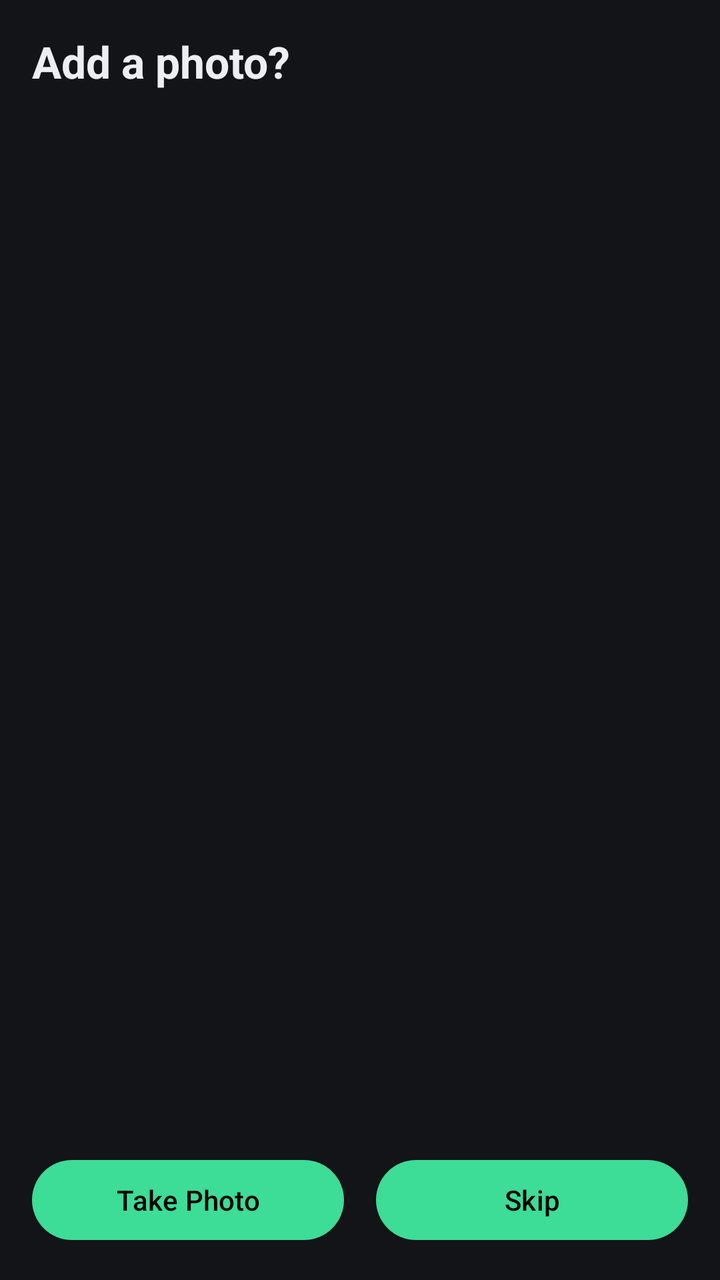
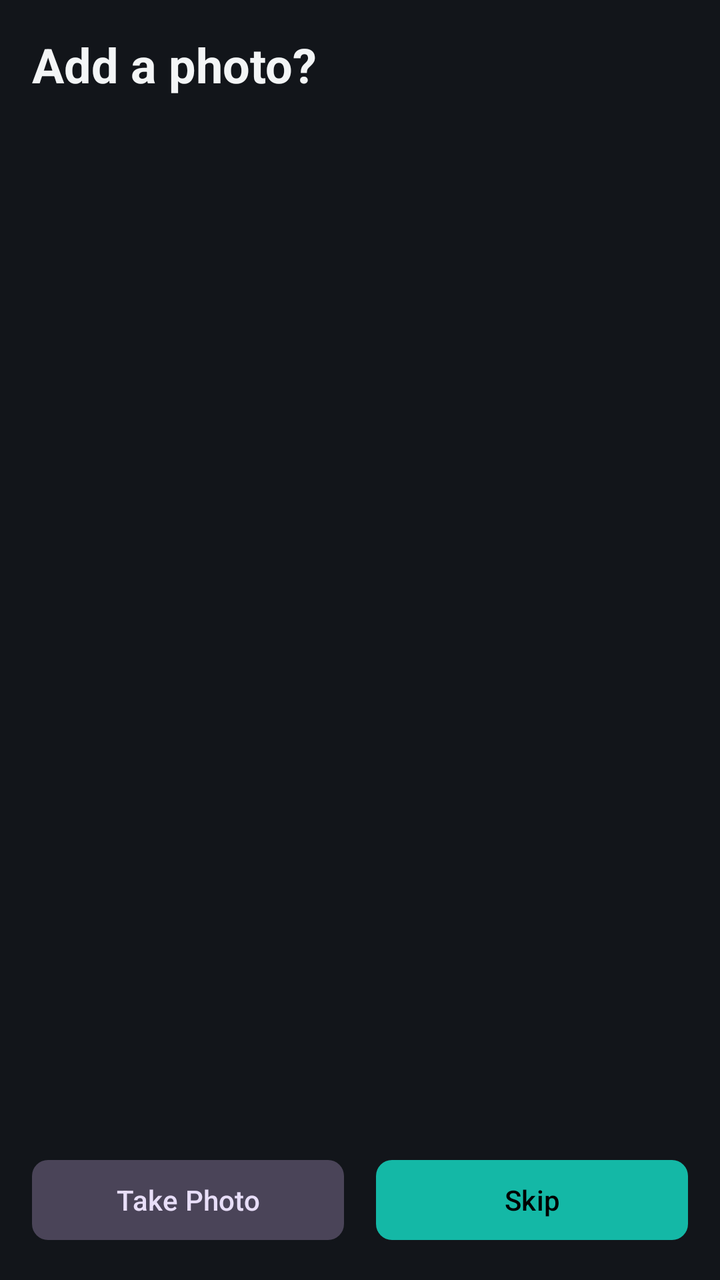

Screens rendered from an Android XML layout before and after an edit, with the pre-edit source and the edit as a unified diff.
<!-- AndroidManifest.xml: application theme Theme.Trackr -->
<!-- res/layout/activity_photo_capture.xml -->
<?xml version="1.0" encoding="utf-8"?>
<androidx.constraintlayout.widget.ConstraintLayout xmlns:android="http://schemas.android.com/apk/res/android"
    xmlns:app="http://schemas.android.com/apk/res-auto"
    xmlns:tools="http://schemas.android.com/tools"
    android:layout_width="match_parent"
    android:layout_height="match_parent"
    android:background="?android:attr/colorBackground"
    android:padding="16dp"
    tools:context=".ui.photo.PhotoCaptureActivity">

    <TextView
        android:id="@+id/textTitle"
        android:layout_width="wrap_content"
        android:layout_height="wrap_content"
        android:text="@string/photo_prompt_title"
        android:textColor="?attr/colorOnSurface"
        android:textSize="22sp"
        android:textStyle="bold"
        app:layout_constraintStart_toStartOf="parent"
        app:layout_constraintTop_toTopOf="parent" />

    <ImageView
        android:id="@+id/imagePreview"
        android:layout_width="0dp"
        android:layout_height="0dp"
        android:layout_marginTop="16dp"
        android:background="?attr/colorSurfaceVariant"
        android:contentDescription="@null"
        android:scaleType="centerCrop"
        android:visibility="gone"
        app:layout_constraintBottom_toTopOf="@id/buttonRow"
        app:layout_constraintEnd_toEndOf="parent"
        app:layout_constraintStart_toStartOf="parent"
        app:layout_constraintTop_toBottomOf="@id/textTitle" />

    <LinearLayout
        android:id="@+id/buttonRow"
        android:layout_width="match_parent"
        android:layout_height="wrap_content"
        android:layout_marginTop="12dp"
        android:orientation="horizontal"
        app:layout_constraintBottom_toBottomOf="parent"
        app:layout_constraintStart_toStartOf="parent">

        <Button
            android:id="@+id/buttonTakePhoto"
            android:layout_width="0dp"
            android:layout_height="wrap_content"
            android:layout_marginEnd="8dp"
            android:layout_weight="1"
            android:text="@string/take_photo" />

        <Button
            android:id="@+id/buttonSecondary"
            android:layout_width="0dp"
            android:layout_height="wrap_content"
            android:layout_marginStart="8dp"
            android:layout_weight="1"
            android:text="@string/skip" />

    </LinearLayout>

</androidx.constraintlayout.widget.ConstraintLayout>
<!-- resources referenced by this layout -->
<resources>
  <string name="skip">Skip</string>
  <style name="Theme.Trackr" parent="Theme.Material3.Dark.NoActionBar">
          <item name="colorPrimary">@color/trackr_accent</item>
          <item name="colorOnPrimary">@color/black</item>
          <item name="colorSecondary">@color/trackr_accent</item>
          <item name="colorOnSecondary">@color/black</item>
          <item name="colorSurface">@color/trackr_surface</item>
          <item name="colorOnSurface">@color/trackr_on_surface</item>
          <item name="colorSurfaceVariant">@color/trackr_surface_variant</item>
          <item name="colorOnSurfaceVariant">@color/trackr_on_surface_muted</item>
          <item name="android:colorBackground">@color/trackr_background</item>
          <item name="colorError">@color/trackr_danger</item>
          <item name="android:statusBarColor" tools:targetApi="l">@color/trackr_background</item>
          <item name="android:navigationBarColor" tools:targetApi="l">@color/trackr_background</item>
      </style>
  <color name="trackr_accent">#3DDC97</color>
  <color name="black">#000000</color>
  <color name="trackr_surface">#1B1F23</color>
  <color name="trackr_on_surface">#ECEFF1</color>
  <color name="trackr_surface_variant">#242A2F</color>
  <color name="trackr_on_surface_muted">#9AA5AD</color>
  <color name="trackr_background">#121417</color>
  <!-- unchanged entries left out for length: 3 -->
</resources>

<!-- the commit's change to res/layout/activity_photo_capture.xml (unified diff, before → after) -->
@@ -5,7 +5,7 @@
     android:layout_width="match_parent"
     android:layout_height="match_parent"
     android:background="?android:attr/colorBackground"
-    android:padding="16dp"
+    android:padding="@dimen/spacing_sm"
     tools:context=".ui.photo.PhotoCaptureActivity">
 
     <TextView
@@ -13,48 +13,50 @@
         android:layout_width="wrap_content"
         android:layout_height="wrap_content"
         android:text="@string/photo_prompt_title"
-        android:textColor="?attr/colorOnSurface"
-        android:textSize="22sp"
-        android:textStyle="bold"
+        android:textAppearance="@style/TextAppearance.Trackr.ScreenTitle"
         app:layout_constraintStart_toStartOf="parent"
         app:layout_constraintTop_toTopOf="parent" />
 
-    <ImageView
+    <com.google.android.material.imageview.ShapeableImageView
         android:id="@+id/imagePreview"
         android:layout_width="0dp"
         android:layout_height="0dp"
-        android:layout_marginTop="16dp"
+        android:layout_marginTop="@dimen/spacing_sm"
         android:background="?attr/colorSurfaceVariant"
-        android:contentDescription="@null"
+        android:contentDescription="@string/content_description_session_photo"
         android:scaleType="centerCrop"
         android:visibility="gone"
         app:layout_constraintBottom_toTopOf="@id/buttonRow"
         app:layout_constraintEnd_toEndOf="parent"
         app:layout_constraintStart_toStartOf="parent"
-        app:layout_constraintTop_toBottomOf="@id/textTitle" />
+        app:layout_constraintTop_toBottomOf="@id/textTitle"
+        app:shapeAppearanceOverlay="@style/ShapeAppearance.Trackr.HeroImage"
+        tools:visibility="visible" />
 
     <LinearLayout
         android:id="@+id/buttonRow"
         android:layout_width="match_parent"
         android:layout_height="wrap_content"
-        android:layout_marginTop="12dp"
+        android:layout_marginTop="@dimen/spacing_sm"
         android:orientation="horizontal"
         app:layout_constraintBottom_toBottomOf="parent"
         app:layout_constraintStart_toStartOf="parent">
 
-        <Button
+        <com.google.android.material.button.MaterialButton
             android:id="@+id/buttonTakePhoto"
+            style="@style/Widget.Trackr.Button.Secondary"
             android:layout_width="0dp"
             android:layout_height="wrap_content"
-            android:layout_marginEnd="8dp"
+            android:layout_marginEnd="@dimen/spacing_xs"
             android:layout_weight="1"
             android:text="@string/take_photo" />
 
-        <Button
+        <com.google.android.material.button.MaterialButton
             android:id="@+id/buttonSecondary"
+            style="@style/Widget.Trackr.Button.Primary"
             android:layout_width="0dp"
             android:layout_height="wrap_content"
-            android:layout_marginStart="8dp"
+            android:layout_marginStart="@dimen/spacing_xs"
             android:layout_weight="1"
             android:text="@string/skip" />
 
<!-- resource entries referenced after the edit -->
@@ -1,11 +1,35 @@
 <!-- resources referenced by this layout -->
 <resources>
+  <dimen name="spacing_sm">16dp</dimen>
+  <dimen name="spacing_xs">8dp</dimen>
+  <string name="content_description_session_photo">Photo from this session</string>
   <string name="skip">Skip</string>
+  <style name="ShapeAppearance.Trackr.HeroImage" parent="">
+          <item name="cornerFamily">rounded</item>
+          <item name="cornerSizeTopLeft">@dimen/radius_card</item>
+          <item name="cornerSizeTopRight">@dimen/radius_card</item>
+          <item name="cornerSizeBottomLeft">0dp</item>
+          <item name="cornerSizeBottomRight">0dp</item>
+      </style>
+  <style name="TextAppearance.Trackr.ScreenTitle" parent="TextAppearance.Material3.HeadlineSmall">
+          <item name="android:textColor">?attr/colorOnSurface</item>
+          <item name="android:textStyle">bold</item>
+      </style>
+  <style name="Widget.Trackr.Button.Primary" parent="Widget.Material3.Button">
+          <item name="cornerRadius">@dimen/radius_small</item>
+          <item name="android:minHeight">@dimen/touch_target_min</item>
+      </style>
+  <style name="Widget.Trackr.Button.Secondary" parent="Widget.Material3.Button.TonalButton">
+          <item name="cornerRadius">@dimen/radius_small</item>
+          <item name="android:minHeight">@dimen/touch_target_min</item>
+      </style>
   <style name="Theme.Trackr" parent="Theme.Material3.Dark.NoActionBar">
           <item name="colorPrimary">@color/trackr_accent</item>
           <item name="colorOnPrimary">@color/black</item>
           <item name="colorSecondary">@color/trackr_accent</item>
           <item name="colorOnSecondary">@color/black</item>
+          <item name="colorTertiary">@color/trackr_success</item>
+          <item name="colorOnTertiary">@color/black</item>
           <item name="colorSurface">@color/trackr_surface</item>
           <item name="colorOnSurface">@color/trackr_on_surface</item>
           <item name="colorSurfaceVariant">@color/trackr_surface_variant</item>
@@ -14,14 +38,38 @@
           <item name="colorError">@color/trackr_danger</item>
           <item name="android:statusBarColor" tools:targetApi="l">@color/trackr_background</item>
           <item name="android:navigationBarColor" tools:targetApi="l">@color/trackr_background</item>
+  
+          
+          <item name="materialCardViewStyle">@style/Widget.Trackr.Card</item>
+          <item name="materialButtonStyle">@style/Widget.Trackr.Button.Primary</item>
+          <item name="extendedFloatingActionButtonStyle">@style/Widget.Trackr.Fab.Extended</item>
+          <item name="toolbarStyle">@style/Widget.Trackr.Toolbar</item>
       </style>
-  <color name="trackr_accent">#3DDC97</color>
+  <dimen name="radius_card">16dp</dimen>
+  <dimen name="radius_small">8dp</dimen>
+  <dimen name="touch_target_min">48dp</dimen>
+  <color name="trackr_accent">#14B8A6</color>
   <color name="black">#000000</color>
-  <color name="trackr_surface">#1B1F23</color>
-  <color name="trackr_on_surface">#ECEFF1</color>
-  <color name="trackr_surface_variant">#242A2F</color>
-  <color name="trackr_on_surface_muted">#9AA5AD</color>
-  <color name="trackr_background">#121417</color>
+  <color name="trackr_success">#22C55E</color>
+  <color name="trackr_surface">#1D2229</color>
+  <color name="trackr_on_surface">#F3F5F6</color>
+  <color name="trackr_surface_variant">#272E37</color>
+  <color name="trackr_on_surface_muted">#9AA7B2</color>
+  <color name="trackr_background">#12151A</color>
+  <style name="Widget.Trackr.Card" parent="Widget.Material3.CardView.Filled">
+          <item name="cardCornerRadius">@dimen/radius_card</item>
+          <item name="cardElevation">0dp</item>
+          <item name="cardBackgroundColor">?attr/colorSurface</item>
+      </style>
+  <style name="Widget.Trackr.Fab.Extended" parent="Widget.Material3.ExtendedFloatingActionButton.Icon.Primary">
+          <item name="backgroundTint">?attr/colorPrimary</item>
+          <item name="android:textColor">?attr/colorOnPrimary</item>
+          <item name="iconTint">?attr/colorOnPrimary</item>
+      </style>
+  <style name="Widget.Trackr.Toolbar" parent="Widget.Material3.Toolbar">
+          <item name="android:background">?attr/colorSurface</item>
+          <item name="titleTextColor">?attr/colorOnSurface</item>
+      </style>
   <!-- unchanged entries left out for length: 3 -->
 </resources>
 
